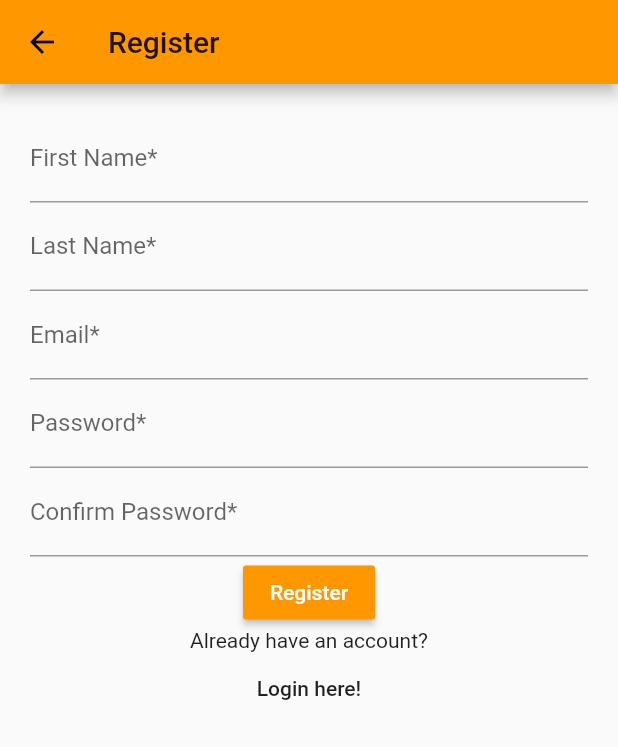
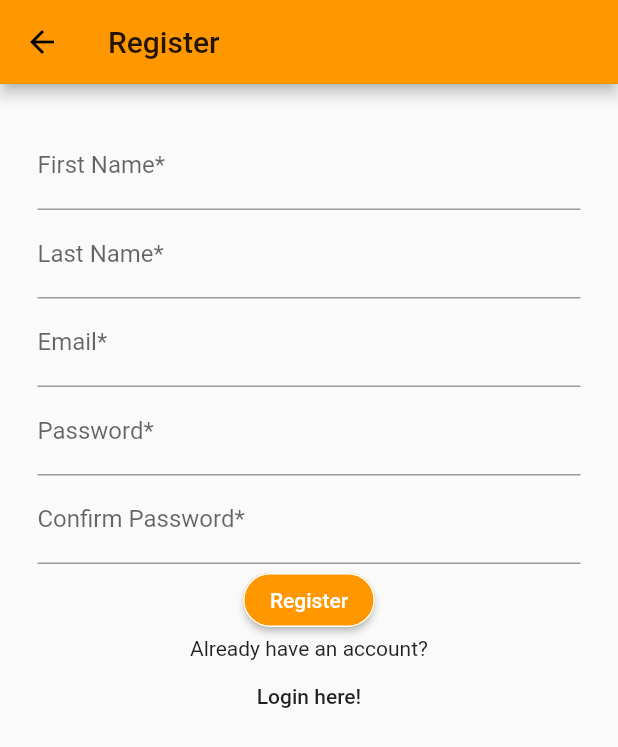
Before and after one commit to tishyac3141/RecipeMe, a Flutter app: the screen it shows after launch, after a tap on "Register here!", on a phone screen of 412 x 824 dp. Shown: the top 747 px of the screen. Run offline on Flutter 3.47's test engine with Material 2 defaults, Android fonts, the phone set to English and light mode, and no system bars; our stand-ins replace cloud_firestore, firebase_auth; accounts and stored records are empty.

```diff
--- a/recipe_me/lib/LoginPage.dart
+++ b/recipe_me/lib/LoginPage.dart
@@ -35,7 +35,7 @@ class _LoginPageState extends State<LoginPage> {
   Widget build(BuildContext context) {
     return Scaffold(
         appBar: AppBar(
-          title: Text("Login"),
+          title: Text("Login to get your recipes!"),
         ),
         body: Container(
             padding: const EdgeInsets.all(20.0),
@@ -63,7 +63,7 @@ class _LoginPageState extends State<LoginPage> {
                     textColor: Colors.white,
                     shape: RoundedRectangleBorder(
                       borderRadius: BorderRadius.circular(18.0),
-                      side: BorderSide(color: Colors.black)
+                      side: BorderSide(color: Colors.white)
                     ),
                     onPressed: () {
                       if (_loginFormKey.currentState.validate()) {
--- a/recipe_me/lib/RegisterPage.dart
+++ b/recipe_me/lib/RegisterPage.dart
@@ -43,7 +43,7 @@ class _RegisterPageState extends State<RegisterPage> {
           title: Text("Register"),
         ),
         body: Container(
-            padding: const EdgeInsets.all(20.0),
+            padding: const EdgeInsets.all(25.0),
             child: SingleChildScrollView(
                 child: Form(
               key: _registerFormKey,
@@ -83,6 +83,10 @@ class _RegisterPageState extends State<RegisterPage> {
                     child: Text("Register"),
                     color: Theme.of(context).primaryColor,
                     textColor: Colors.white,
+                    shape: RoundedRectangleBorder(
+                      borderRadius: BorderRadius.circular(18.0),
+                      side: BorderSide(color: Colors.white)
+                    ),
                     onPressed: () {
                       if (_registerFormKey.currentState.validate()) {
                         if (pwdInputController.text ==
--- a/recipe_me/lib/main.dart
+++ b/recipe_me/lib/main.dart
@@ -20,7 +20,7 @@ class MyApp extends StatelessWidget {
       ),
       home: LoginPage(),
       routes: <String, WidgetBuilder>{
-        '/home': (BuildContext context) => HomePage(title: 'Home'),
+        '/home': (BuildContext context) => Preferences(title: 'Select Your Restriction'),
         '/login': (BuildContext context) => LoginPage(),
         '/register': (BuildContext context) => RegisterPage(),
       }
```
